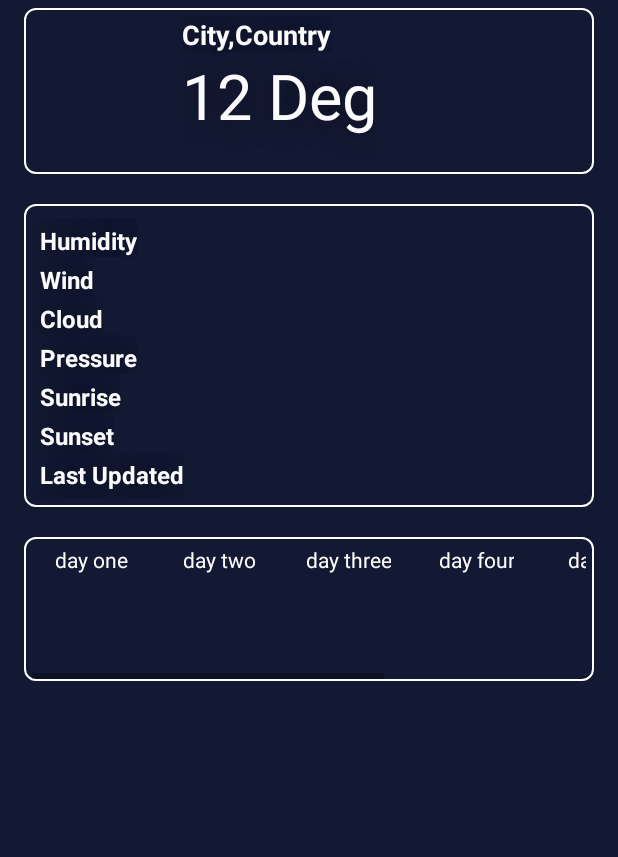
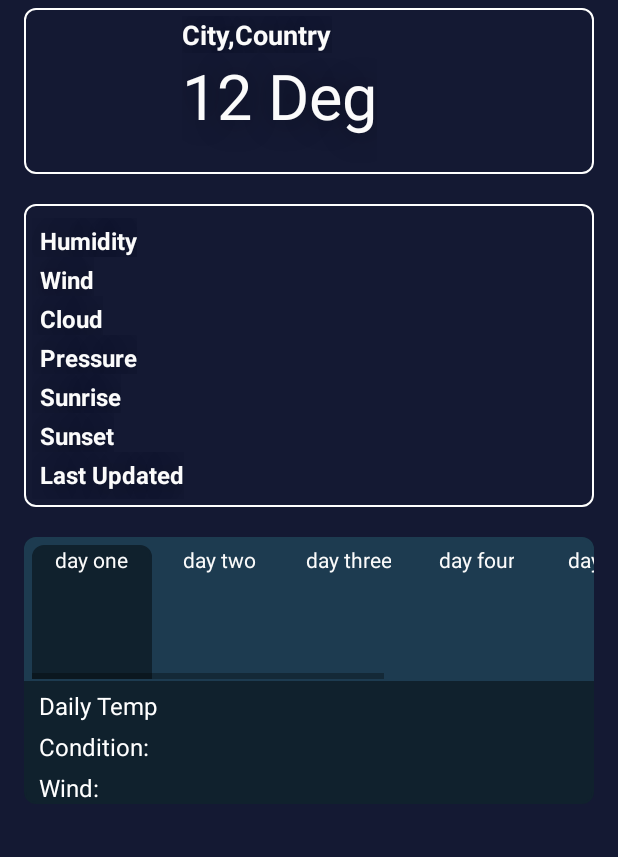
Before and after one commit to ahmeturun/Wheather-App, an Android app: the layout activity_main.xml on its own in the app's theme, with its tools: preview values and no code run, on a phone screen of 412 x 824 dp, the part 96-953 px from its top. Run offline under Robolectric (Android 15) with nearby library versions, the phone set to English and light mode, and no system bars; network calls fail.

Commit message:
weekly ınfo set

```diff
--- a/app/src/main/java/android/test/com/theweatherapp/WeatherTask.java
+++ b/app/src/main/java/android/test/com/theweatherapp/WeatherTask.java
@@ -17,6 +17,10 @@ public class WeatherTask {
     Context context;
     String place;
 
+    public static double[] daily_temp;
+    public static String[] daily_condition;
+    public static double[] daily_wind;
+
     public WeatherTask(Context context,String place) {
         this.context = context;
         this.place = place;
@@ -29,6 +33,10 @@ public class WeatherTask {
                 weather = JSONWeatherParser.getWeather(string);
 
                 if(weather!=null) {
+
+                    daily_temp = weather.getWeeklyTemps();
+                    daily_condition = weather.getWeeklyConditions();
+                    daily_wind = weather.getWeeklyWinds();
 
                     String updateDate = convertStringToDate.convertDate(weather.place.getLastUpdate()).toLocaleString();
 
--- a/app/src/main/java/data/JSONWeatherParser.java
+++ b/app/src/main/java/data/JSONWeatherParser.java
@@ -19,6 +19,8 @@ public class JSONWeatherParser {
         double[] weeklyTemps = new double[7];
         String[] weeklyIcons = new String[7];
         String[] weeklyDates = new String[7];
+        String[] weeklyConditions = new String[7];
+        double[] weeklyWinds = new double[7];
 
         //Creating JsonObject from String data retrieved from Http request then setting all the values on the weather variable
 
@@ -30,6 +32,7 @@ public class JSONWeatherParser {
             JSONObject locationObj = Utils.getObject("location", jsonObject);
             JSONObject currentObj = Utils.getObject("current", jsonObject);
             JSONArray forecastdayArray = jsonObject.getJSONObject("forecast").getJSONArray("forecastday");
+
             place.setLat(Utils.getFloat("lat",locationObj));
             place.setLon(Utils.getFloat("lon",locationObj));
 
@@ -58,10 +61,14 @@ public class JSONWeatherParser {
                 weeklyTemps[i] = forecastdayArray.getJSONObject(i).getJSONObject("day").getDouble("avgtemp_c");
                 weeklyIcons[i] = forecastdayArray.getJSONObject(i).getJSONObject("day").getJSONObject("condition").getString("icon");
                 weeklyDates[i] = forecastdayArray.getJSONObject(i).getString("date");
+                weeklyWinds[i] = forecastdayArray.getJSONObject(i).getJSONObject("day").getDouble("maxwind_kph");
+                weeklyConditions[i] = forecastdayArray.getJSONObject(i).getJSONObject("day").getJSONObject("condition").getString("text");
             }
             weather.setWeeklyTemps(weeklyTemps);
             weather.setWeeklyIcons(weeklyIcons);
             weather.setWeeklyDates(weeklyDates);
+            weather.setWeeklyConditions(weeklyConditions);
+            weather.setWeeklyWinds(weeklyWinds);
 
             return weather;
 
--- a/app/src/main/java/model/Weather.java
+++ b/app/src/main/java/model/Weather.java
@@ -10,6 +10,8 @@ public class Weather {
     public double[] weeklyTemps;
     public String[] weeklyIcons;
     public String[] weeklyDates;
+    public double[] weeklyWinds;
+    public String[] weeklyConditions;
     public CurrentCondition currentCondition = new CurrentCondition();
     public Temperature temperature = new Temperature();
     public Wind wind = new Wind();
@@ -39,4 +41,20 @@ public class Weather {
     public void setWeeklyDates(String[] weeklyDates) {
         this.weeklyDates = weeklyDates;
     }
+
+    public double[] getWeeklyWinds() {
+        return weeklyWinds;
+    }
+
+    public void setWeeklyWinds(double[] weeklyWinds) {
+        this.weeklyWinds = weeklyWinds;
+    }
+
+    public String[] getWeeklyConditions() {
+        return weeklyConditions;
+    }
+
+    public void setWeeklyConditions(String[] weeklyConditions) {
+        this.weeklyConditions = weeklyConditions;
+    }
 }
--- /dev/null
+++ b/app/src/main/res/drawable/top_corners_rounded.xml
@@ -0,0 +1,10 @@
+<?xml version="1.0" encoding="utf-8"?>
+<shape xmlns:android="http://schemas.android.com/apk/res/android">
+    <stroke
+        android:width="1dp"
+        android:color="#FFF"/>
+    <corners
+        android:topLeftRadius="7dp"
+        android:topRightRadius="7dp"></corners>
+
+</shape>
--- a/app/src/main/res/layout-v14/content_main.xml
+++ b/app/src/main/res/layout-v14/content_main.xml
@@ -100,210 +100,6 @@
             android:layout_alignParentTop="true"
             android:layout_toRightOf="@+id/thumbnailIcon" />
     </RelativeLayout>
-
-    <HorizontalScrollView
-        android:layout_width="wrap_content"
-        android:layout_height="wrap_content"
-        android:id="@+id/horizontalScrollView2"
-        android:layout_below="@+id/genInfo"
-        android:layout_alignParentStart="true"
-        android:background="@drawable/rounded_corner"
-        android:layout_marginTop="20dp"
-        android:paddingLeft="5dp"
-        android:paddingRight="5dp"
-        android:paddingBottom="1dp">
-
-        <RelativeLayout
-            android:orientation="horizontal"
-            android:layout_width="wrap_content"
-            android:layout_height="match_parent"
-            android:paddingTop="5dp">
-
-            <RelativeLayout
-                android:layout_width="80dp"
-                android:layout_height="wrap_content"
-                android:layout_alignParentStart="true"
-                android:id="@+id/first"
-                android:layout_marginLeft="0dp">
-
-                <ImageView
-                    android:layout_width="70dp"
-                    android:layout_height="70dp"
-                    android:id="@+id/dayone_Img"
-                    android:layout_below="@+id/textView0"
-                    android:layout_centerHorizontal="true"
-                    android:background="@android:color/transparent" />
-
-                <TextView
-                    android:layout_width="wrap_content"
-                    android:layout_height="wrap_content"
-                    android:layout_centerHorizontal="true"
-                    android:textAppearance="?android:attr/textAppearanceSmall"
-                    android:text="day one"
-                    android:id="@+id/textView0"
-                    android:textColor="@color/light_font"
-                    android:textAlignment="center" />
-
-            </RelativeLayout>
-
-            <RelativeLayout
-                android:layout_width="80dp"
-                android:layout_height="wrap_content"
-                android:layout_toEndOf="@+id/first"
-                android:id="@+id/second"
-                android:layout_marginLeft="5dp">
-
-                <ImageView
-                    android:layout_width="70dp"
-                    android:layout_height="70dp"
-                    android:layout_below="@+id/textView1"
-                    android:id="@+id/daytwo_Img"
-                    android:layout_centerHorizontal="true"
-                    android:background="@android:color/transparent" />
-
-                <TextView
-                    android:layout_width="wrap_content"
-                    android:layout_height="wrap_content"
-                    android:layout_centerHorizontal="true"
-                    android:textAppearance="?android:attr/textAppearanceSmall"
-                    android:text="day two"
-                    android:id="@+id/textView1"
-                    android:textColor="@color/light_font"
-                    android:textAlignment="center" />
-            </RelativeLayout>
-
-            <RelativeLayout
-                android:layout_width="80dp"
-                android:layout_height="wrap_content"
-                android:layout_toEndOf="@+id/second"
-                android:id="@+id/third"
-                android:layout_marginLeft="5dp">
-
-                <ImageView
-                    android:layout_width="70dp"
-                    android:layout_height="70dp"
-                    android:layout_below="@+id/textView2"
-                    android:id="@+id/daythree_Img"
-                    android:layout_centerHorizontal="true"
-                    android:background="@android:color/transparent" />
-
-                <TextView
-                    android:layout_width="wrap_content"
-                    android:layout_height="wrap_content"
-                    android:layout_centerHorizontal="true"
-                    android:textAppearance="?android:attr/textAppearanceSmall"
-                    android:text="day three"
-                    android:id="@+id/textView2"
-                    android:textColor="@color/light_font"
-                    android:textAlignment="center" />
-            </RelativeLayout>
-
-            <RelativeLayout
-                android:layout_width="80dp"
-                android:layout_height="wrap_content"
-                android:layout_toEndOf="@+id/third"
-                android:id="@+id/fourth"
-                android:layout_marginLeft="5dp">
-
-                <ImageView
-                    android:layout_width="70dp"
-                    android:layout_height="70dp"
-                    android:layout_below="@+id/textView3"
-                    android:id="@+id/dayfour_Img"
-                    android:layout_centerHorizontal="true"
-                    android:background="@android:color/transparent" />
-
-                <TextView
-                    android:layout_width="wrap_content"
-                    android:layout_height="wrap_content"
-                    android:layout_centerHorizontal="true"
-                    android:textAppearance="?android:attr/textAppearanceSmall"
-                    android:text="day four"
-                    android:id="@+id/textView3"
-                    android:textColor="@color/light_font"
-                    android:textAlignment="center" />
-            </RelativeLayout>
-
-            <RelativeLayout
-                android:layout_width="80dp"
-                android:layout_height="wrap_content"
-                android:layout_toEndOf="@+id/fourth"
-                android:id="@+id/fifth"
-                android:layout_marginLeft="5dp">
-
-                <ImageView
-                    android:layout_width="70dp"
-                    android:layout_height="70dp"
-                    android:layout_below="@+id/textView4"
-                    android:id="@+id/dayfive_Img"
-                    android:layout_centerHorizontal="true"
-                    android:background="@android:color/transparent" />
-
-                <TextView
-                    android:layout_width="wrap_content"
-                    android:layout_height="wrap_content"
-                    android:layout_centerHorizontal="true"
-                    android:textAppearance="?android:attr/textAppearanceSmall"
-                    android:text="day five"
-                    android:id="@+id/textView4"
-                    android:textColor="@color/light_font"
-                    android:textAlignment="center" />
-            </RelativeLayout>
-
-            <RelativeLayout
-                android:layout_width="80dp"
-                android:layout_height="wrap_content"
-                android:layout_toEndOf="@+id/fifth"
-                android:id="@+id/sixth"
-                android:layout_marginLeft="5dp">
-
-                <ImageView
-                    android:layout_width="70dp"
-                    android:layout_height="70dp"
-                    android:layout_below="@+id/textView5"
-                    android:id="@+id/daysix_Img"
-                    android:layout_centerHorizontal="true"
-                    android:background="@android:color/transparent" />
-
-                <TextView
-                    android:layout_width="wrap_content"
-                    android:layout_height="wrap_content"
-                    android:layout_centerHorizontal="true"
-                    android:textAppearance="?android:attr/textAppearanceSmall"
-                    android:text="day six"
-                    android:id="@+id/textView5"
-                    android:textColor="@color/light_font"
-                    android:textAlignment="center" />
-            </RelativeLayout>
-
-            <RelativeLayout
-                android:layout_width="80dp"
-                android:layout_height="wrap_content"
-                android:layout_toEndOf="@+id/sixth"
-                android:id="@+id/seventh"
-                android:layout_marginLeft="5dp">
-
-                <ImageView
-                    android:layout_width="70dp"
-                    android:layout_height="70dp"
-                    android:layout_below="@+id/textView6"
-                    android:id="@+id/dayseven_Img"
-                    android:layout_centerHorizontal="true"
-                    android:background="@android:color/transparent" />
-
-                <TextView
-                    android:layout_width="wrap_content"
-                    android:layout_height="wrap_content"
-                    android:layout_centerHorizontal="true"
-                    android:textAppearance="?android:attr/textAppearanceSmall"
-                    android:text="day seven"
-                    android:id="@+id/textView6"
-                    android:textColor="@color/light_font"
-                    android:textAlignment="center" />
-            </RelativeLayout>
-
-        </RelativeLayout>
-    </HorizontalScrollView>
 
     <LinearLayout
         android:orientation="vertical"
@@ -421,14 +217,265 @@
             android:paddingTop="4dp"
             android:paddingLeft="5dp"
             android:paddingBottom="5dp" />
-    </LinearLayout><![CDATA[
+    </LinearLayout>
 
+    <RelativeLayout
+        android:layout_width="match_parent"
+        android:layout_height="wrap_content"
+        android:layout_below="@+id/genInfo"
+        android:layout_marginTop="20dp"
+        android:id="@+id/daily_detail_layout"
+        android:background="@drawable/rounded_corner"
+        android:backgroundTint="#10212d">
 
+        <TextView
+            android:layout_width="wrap_content"
+            android:layout_height="wrap_content"
+            android:textSize="16sp"
+            android:text="Daily Temp"
+            android:layout_below="@+id/horizontalScrollView2"
+            android:paddingLeft="10dp"
+            android:paddingTop="5dp"
+            android:textColor="#FFF"
+            android:id="@+id/daily_temp_Txt" />
 
+        <TextView
+            android:id="@+id/daily_cond_Txt"
+            android:text="Condition:"
+            android:textSize="16sp"
+            android:layout_width="wrap_content"
+            android:layout_height="wrap_content"
+            android:layout_below="@+id/daily_temp_Txt"
+            android:textColor="#FFF"
+            android:paddingLeft="10dp"
+            android:paddingTop="5dp"/>
 
+        <TextView
+            android:id="@+id/daily_wind_Txt"
+            android:text="Wind:"
+            android:textSize="16sp"
+            android:layout_width="wrap_content"
+            android:layout_height="wrap_content"
+            android:layout_below="@+id/daily_cond_Txt"
+            android:textColor="#FFF"
+            android:paddingLeft="10dp"
+            android:paddingTop="5dp" />
 
+        <HorizontalScrollView
+            android:layout_width="wrap_content"
+            android:layout_height="wrap_content"
+            android:id="@+id/horizontalScrollView2"
+            android:layout_alignParentStart="true"
+            android:background="@drawable/top_corners_rounded"
+            android:paddingLeft="5dp"
+            android:paddingRight="5dp"
+            android:paddingBottom="1dp"
+            android:backgroundTint="#1d3b50"
+            android:clipToPadding="false"
+            android:clipChildren="false">
 
+            <RelativeLayout
+                android:orientation="horizontal"
+                android:layout_width="wrap_content"
+                android:layout_height="match_parent"
+                android:paddingTop="5dp">
 
+                <RelativeLayout
+                    android:layout_width="80dp"
+                    android:layout_height="wrap_content"
+                    android:layout_alignParentStart="true"
+                    android:id="@+id/first"
+                    android:layout_marginLeft="0dp"
+                    android:background="@drawable/top_corners_rounded"
+                    android:backgroundTint="#10212d"
+                    android:onClick="DailyWeatherInfo">
+
+                    <ImageView
+                        android:layout_width="70dp"
+                        android:layout_height="70dp"
+                        android:id="@+id/dayone_Img"
+                        android:layout_below="@+id/textView0"
+                        android:layout_centerHorizontal="true"
+                        android:background="@android:color/transparent" />
+
+                    <TextView
+                        android:layout_width="wrap_content"
+                        android:layout_height="wrap_content"
+                        android:layout_centerHorizontal="true"
+                        android:textAppearance="?android:attr/textAppearanceSmall"
+                        android:text="day one"
+                        android:id="@+id/textView0"
+                        android:textColor="@color/light_font"
+                        android:textAlignment="center" />
+
+                </RelativeLayout>
+
+                <RelativeLayout
+                    android:layout_width="80dp"
+                    android:layout_height="wrap_content"
+                    android:layout_toEndOf="@+id/first"
+                    android:id="@+id/second"
+                    android:layout_marginLeft="5dp"
+                    android:onClick="DailyWeatherInfo">
+
+                    <ImageView
+                        android:layout_width="70dp"
+                        android:layout_height="70dp"
+                        android:layout_below="@+id/textView1"
+                        android:id="@+id/daytwo_Img"
+                        android:layout_centerHorizontal="true"
+                        android:background="@android:color/transparent" />
+
+                    <TextView
+                        android:layout_width="wrap_content"
+                        android:layout_height="wrap_content"
+                        android:layout_centerHorizontal="true"
+                        android:textAppearance="?android:attr/textAppearanceSmall"
+                        android:text="day two"
+                        android:id="@+id/textView1"
+                        android:textColor="@color/light_font"
+                        android:textAlignment="center" />
+                </RelativeLayout>
+
+                <RelativeLayout
+                    android:layout_width="80dp"
+                    android:layout_height="wrap_content"
+                    android:layout_toEndOf="@+id/second"
+                    android:id="@+id/third"
+                    android:layout_marginLeft="5dp"
+                    android:onClick="DailyWeatherInfo">
+
+                    <ImageView
+                        android:layout_width="70dp"
+                        android:layout_height="70dp"
+                        android:layout_below="@+id/textView2"
+                        android:id="@+id/daythree_Img"
+                        android:layout_centerHorizontal="true"
+                        android:background="@android:color/transparent" />
+
+                    <TextView
+                        android:layout_width="wrap_content"
+                        android:layout_height="wrap_content"
+                        android:layout_centerHorizontal="true"
+                        android:textAppearance="?android:attr/textAppearanceSmall"
+                        android:text="day three"
+                        android:id="@+id/textView2"
+                        android:textColor="@color/light_font"
+                        android:textAlignment="center" />
+                </RelativeLayout>
+
+                <RelativeLayout
+                    android:layout_width="80dp"
+                    android:layout_height="wrap_content"
+                    android:layout_toEndOf="@+id/third"
+                    android:id="@+id/fourth"
+                    android:layout_marginLeft="5dp"
+                    android:onClick="DailyWeatherInfo">
+
+                    <ImageView
+                        android:layout_width="70dp"
+                        android:layout_height="70dp"
+                        android:layout_below="@+id/textView3"
+                        android:id="@+id/dayfour_Img"
+                        android:layout_centerHorizontal="true"
+                        android:background="@android:color/transparent" />
+
+                    <TextView
+                        android:layout_width="wrap_content"
+                        android:layout_height="wrap_content"
+                        android:layout_centerHorizontal="true"
+                        android:textAppearance="?android:attr/textAppearanceSmall"
+                        android:text="day four"
+                        android:id="@+id/textView3"
+                        android:textColor="@color/light_font"
+                        android:textAlignment="center" />
+                </RelativeLayout>
+
+                <RelativeLayout
+                    android:layout_width="80dp"
+                    android:layout_height="wrap_content"
+                    android:layout_toEndOf="@+id/fourth"
+                    android:id="@+id/fifth"
+                    android:layout_marginLeft="5dp"
+                    android:onClick="DailyWeatherInfo">
+
+                    <ImageView
+                        android:layout_width="70dp"
+                        android:layout_height="70dp"
+                        android:layout_below="@+id/textView4"
+                        android:id="@+id/dayfive_Img"
+                        android:layout_centerHorizontal="true"
+                        android:background="@android:color/transparent" />
+
+                    <TextView
+                        android:layout_width="wrap_content"
+                        android:layout_height="wrap_content"
+                        android:layout_centerHorizontal="true"
+                        android:textAppearance="?android:attr/textAppearanceSmall"
+                        android:text="day five"
+                        android:id="@+id/textView4"
+                        android:textColor="@color/light_font"
+                        android:textAlignment="center" />
+                </RelativeLayout>
+
+                <RelativeLayout
+                    android:layout_width="80dp"
+                    android:layout_height="wrap_content"
+                    android:layout_toEndOf="@+id/fifth"
+                    android:id="@+id/sixth"
+                    android:layout_marginLeft="5dp"
+                    android:onClick="DailyWeatherInfo">
+
+                    <ImageView
+                        android:layout_width="70dp"
+                        android:layout_height="70dp"
+                        android:layout_below="@+id/textView5"
+                        android:id="@+id/daysix_Img"
+                        android:layout_centerHorizontal="true"
+                        android:background="@android:color/transparent" />
+
+                    <TextView
+                        android:layout_width="wrap_content"
+                        android:layout_height="wrap_content"
+                        android:layout_centerHorizontal="true"
+                        android:textAppearance="?android:attr/textAppearanceSmall"
+                        android:text="day six"
+                        android:id="@+id/textView5"
+                        android:textColor="@color/light_font"
+                        android:textAlignment="center" />
+                </RelativeLayout>
+
+                <RelativeLayout
+                    android:layout_width="80dp"
+                    android:layout_height="wrap_content"
+                    android:layout_toEndOf="@+id/sixth"
+                    android:id="@+id/seventh"
+                    android:layout_marginLeft="5dp"
+                    android:onClick="DailyWeatherInfo">
+
+                    <ImageView
+                        android:layout_width="70dp"
+                        android:layout_height="70dp"
+                        android:layout_below="@+id/textView6"
+                        android:id="@+id/dayseven_Img"
+                        android:layout_centerHorizontal="true"
+                        android:background="@android:color/transparent" />
+
+                    <TextView
+                        android:layout_width="wrap_content"
+                        android:layout_height="wrap_content"
+                        android:layout_centerHorizontal="true"
+                        android:textAppearance="?android:attr/textAppearanceSmall"
+                        android:text="day seven"
+                        android:id="@+id/textView6"
+                        android:textColor="@color/light_font"
+                        android:textAlignment="center" />
+                </RelativeLayout>
+
+            </RelativeLayout>
+        </HorizontalScrollView>
+
+    </RelativeLayout><![CDATA[
     />
 
 
--- a/app/src/main/res/values/colors.xml
+++ b/app/src/main/res/values/colors.xml
@@ -10,4 +10,5 @@
     <color name="transparent">#00ffffff</color>
     <color name="white">#fff</color>
     <color name="best">#234359</color>
+    <color name="daily_weather_color">#10212d</color>
 </resources>
```
